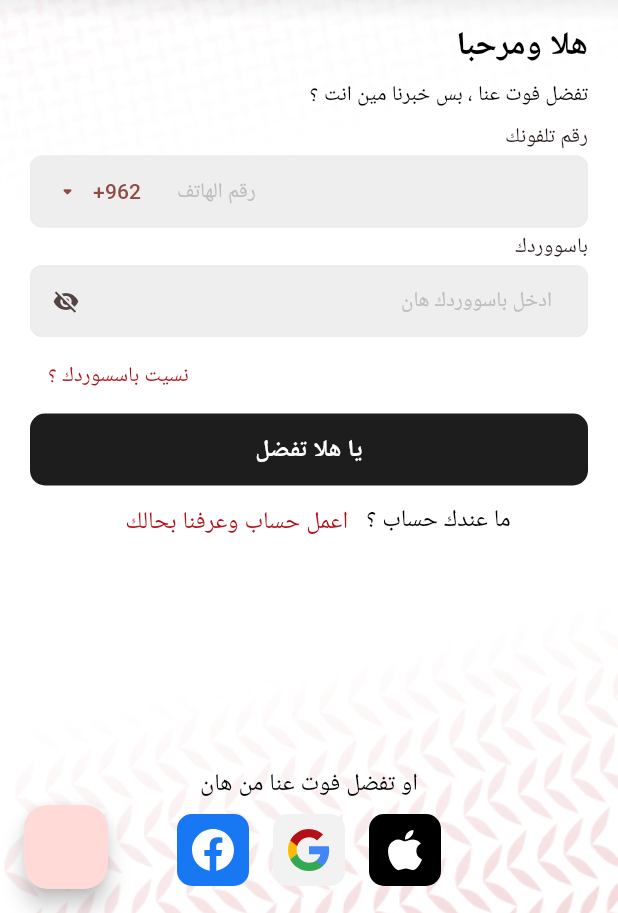
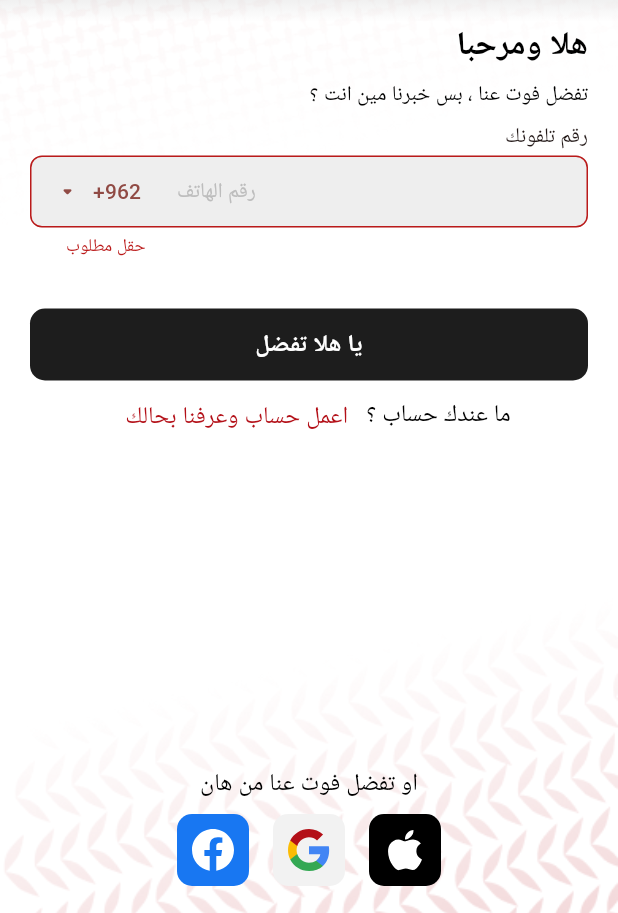
Before and after one commit to kawad852/nashmi_app, a Flutter app: the screen it shows after launch, after a tap on "تخطي", after a tap on "يا هلا تفضل", on a phone screen of 412 x 824 dp, the part 323-1236 px from its top. Run offline on Flutter 3.47's test engine with Material 3 defaults, Android fonts, the phone set to English and light mode, and no system bars; our stand-ins replace animate_do, cached_network_image, carousel_slider, cloud_firestore, cloud_functions, firebase_auth and 17 more; missing offline and left inert: algoliasearch, mobile_scanner; accounts and stored records are empty; generated files the repository leaves out were written again; network calls fail; Roboto replaces fonts that are missing (Cairo); project files that could hold a hidden picture were left out.

Commit message:
registration

```diff
--- a/lib/l10n/app_ar.arb
+++ b/lib/l10n/app_ar.arb
@@ -134,5 +134,6 @@
   "offerEndedLabel": "ما رح تقدر تمسح الـ QR Code ، العرض خلص",
   "successScanMsg": "تم المسح بنجاح",
   "outOfStockText": "راحت عليك ، خلصت الكمية",
-  "purchasedText": "تم شراء العرض"
+  "purchasedText": "تم شراء العرض",
+  "logout": "تسجيل الخروج"
 }
--- a/lib/l10n/app_en.arb
+++ b/lib/l10n/app_en.arb
@@ -134,5 +134,6 @@
   "offerEndedLabel": "You can't scan QR Code, Offer ended.",
   "successScanMsg": "Scanned Successfully",
   "outOfStockText": "Out of stock",
-  "purchasedText": "Purchased"
+  "purchasedText": "Purchased",
+  "logout": "Logout"
 }
--- a/lib/screens/registration/registration_screen.dart
+++ b/lib/screens/registration/registration_screen.dart
@@ -1,7 +1,6 @@
 import 'dart:convert';
 import 'dart:math' as math;
 
-import 'package:cloud_functions/cloud_functions.dart';
 import 'package:crypto/crypto.dart';
 import 'package:firebase_auth/firebase_auth.dart';
 import 'package:flutter/material.dart';
@@ -10,15 +9,15 @@ import 'package:google_fonts/google_fonts.dart';
 import 'package:google_sign_in/google_sign_in.dart';
 import 'package:nashmi_app/alerts/feedback/app_feedback.dart';
 import 'package:nashmi_app/controllers/phone_controller.dart';
+import 'package:nashmi_app/models/user/user_model.dart';
 import 'package:nashmi_app/providers/user_provider.dart';
+import 'package:nashmi_app/screens/base/app_nav_bar.dart';
 import 'package:nashmi_app/screens/registration/create_account_screen.dart';
-import 'package:nashmi_app/screens/registration/forgot_password_screen.dart';
 import 'package:nashmi_app/utils/base_extensions.dart';
 import 'package:nashmi_app/utils/my_icons.dart';
 import 'package:nashmi_app/utils/providers_extension.dart';
 import 'package:nashmi_app/widgets/custom_svg.dart';
 import 'package:nashmi_app/widgets/custom_text.dart';
-import 'package:nashmi_app/widgets/editors/password_editor.dart';
 import 'package:nashmi_app/widgets/nashmi_scaffold.dart';
 import 'package:nashmi_app/widgets/phone_field.dart';
 import 'package:nashmi_app/widgets/stretch_button.dart';
@@ -32,9 +31,11 @@ import 'widgets/guest_button.dart';
 
 class RegistrationScreen extends StatefulWidget {
   final String? guestRoute;
+  final bool showGuestButton;
   const RegistrationScreen({
     super.key,
     this.guestRoute,
+    this.showGuestButton = true,
   });
 
   @override
@@ -43,6 +44,7 @@ class RegistrationScreen extends StatefulWidget {
 
 class _RegistrationScreenState extends State<RegistrationScreen> {
   late PhoneController phoneController;
+  final _formKey = GlobalKey<FormState>();
 
   FirebaseAuth get _firebaseAuth => FirebaseAuth.instance;
   UserProvider get _userProvider => context.userProvider;
@@ -55,10 +57,24 @@ class _RegistrationScreenState extends State<RegistrationScreen> {
       callBack: () async {
         await _firebaseAuth.signInAnonymously();
         if (context.mounted) {
-          // DiscoverRoute(updateDeviceToken: false).go(context);
+          context.pushAndRemoveUntil((context) {
+            return const AppNavBar();
+          });
         }
       },
     );
+  }
+
+  void _signInWithPhoneNum(BuildContext context) {
+    final user = UserModel();
+    if (_formKey.currentState!.validate()) {
+      user.phoneCountryCode = phoneController.countryCode;
+      user.phone = phoneController.phoneNum!;
+      context.userProvider.sendPinCode(
+        context,
+        user: user,
+      );
+    }
   }
 
   Future<void> _signInWithGoogle(BuildContext context) async {
@@ -182,28 +198,23 @@ class _RegistrationScreenState extends State<RegistrationScreen> {
   @override
   Widget build(BuildContext context) {
     return NashmiScaffold(
-      floatingActionButton: FloatingActionButton(
-        onPressed: () async {
-          try {
-            final uid = context.getToken("JO", "791595029");
-            var callable = FirebaseFunctions.instanceFor(region: "europe-west3").httpsCallable('generateCustomToken');
-            final results = await callable.call(<String, dynamic>{
-              'uid': uid,
-            });
-          } catch (e) {
-            print("e:: $e");
-          }
-        },
-      ),
-      body: CustomScrollView(
+      body: Form(
+        key: _formKey,
+        child: CustomScrollView(
           slivers: [
             SliverAppBar(
               pinned: true,
               collapsedHeight: 230,
               backgroundColor: Colors.transparent,
-            actions: [
-              GuestButton(onTap: () {}),
-            ],
+              actions: widget.showGuestButton
+                  ? [
+                      GuestButton(
+                        onTap: () {
+                          _signInAnonymously(context);
+                        },
+                      ),
+                    ]
+                  : null,
               flexibleSpace: Container(
                 width: double.infinity,
                 height: 261,
@@ -247,32 +258,18 @@ class _RegistrationScreenState extends State<RegistrationScreen> {
                         controller: phoneController,
                       ),
                     ),
-                  TitledTextField(
-                    title: context.appLocalization.yourPassword,
-                    child: PasswordEditor(
-                      initialValue: null,
-                      onChanged: (value) {},
-                    ),
-                  ),
-                  Align(
-                    alignment: AlignmentDirectional.centerEnd,
-                    child: TextButton(
+                    StretchedButton(
                       onPressed: () {
-                        context.push(const ForgotPasswordScreen());
+                        _signInWithPhoneNum(context);
                       },
-                      child: CustomText(
-                        context.appLocalization.forgotYourPassword,
-                        color: context.colorPalette.red018,
-                      ),
-                    ),
-                  ),
-                  StretchedButton(
-                    onPressed: () {},
-                    child: CustomText(
+                      margin: const EdgeInsets.only(top: 30),
+                      child: Text(
                         context.appLocalization.welcome,
+                        style: TextStyle(
                           fontSize: 16,
                           fontWeight: FontWeight.bold,
                           color: context.colorPalette.white,
+                        ),
                       ),
                     ),
                     Center(
@@ -296,10 +293,12 @@ class _RegistrationScreenState extends State<RegistrationScreen> {
                                 onPressed: () {
                                   context.navigate((context) => const CreateAccountScreen());
                                 },
-                              child: CustomText(
+                                child: Text(
                                   context.appLocalization.createAccount,
+                                  style: TextStyle(
                                     fontSize: 16,
                                     color: context.colorPalette.red018,
+                                  ),
                                 ),
                               ),
                             ),
@@ -352,6 +351,7 @@ class _RegistrationScreenState extends State<RegistrationScreen> {
             ),
           ],
         ),
+      ),
     );
   }
 }
```
Also changed, not shown: lib/providers/user_provider.dart (+18 -16 lines), lib/screens/base/app_nav_bar.dart (+12 -1 lines), lib/screens/profile/profile_screen.dart (+10 -0 lines), lib/screens/registration/verify_code_screen.dart (+8 -5 lines), lib/utils/base_extensions.dart (+17 -0 lines), 2 other files. Lines whose indentation alone changed are shown as unchanged.
